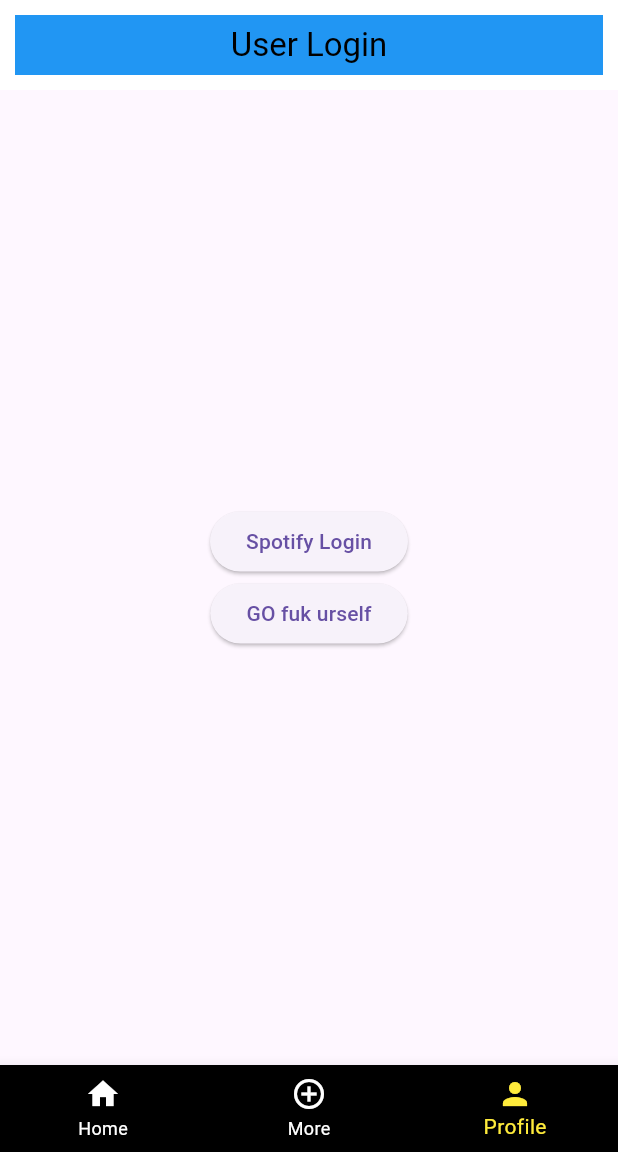
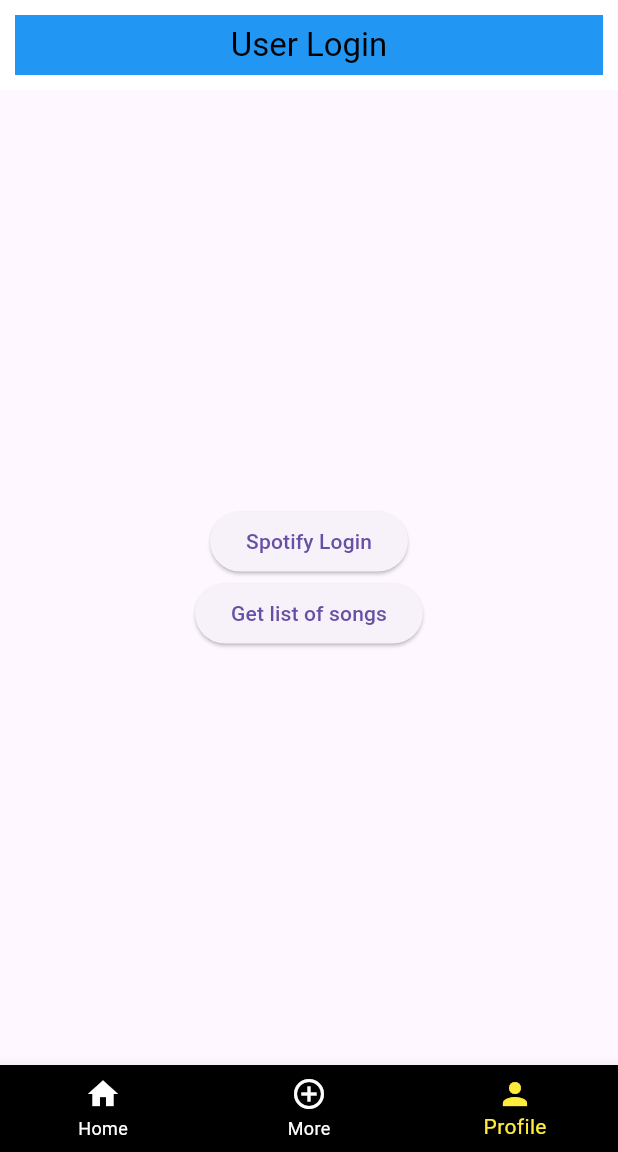
Before and after one commit to mathewsdmitri/befr, a Flutter app: the screen it shows after launch, item 3 of the bottom bar chosen, on a phone screen of 412 x 824 dp, the part 84-1236 px from its top. Run offline on Flutter 3.47's test engine with Material 3 defaults, Android fonts, the phone set to English and light mode, and no system bars.

Commit message:
passing in unique id for update songs function
qs

```diff
--- a/myproj/lib/main.dart
+++ b/myproj/lib/main.dart
@@ -48,7 +48,8 @@ class _MyHomePageState extends State<MyHomePage> {
   List<Widget> _widgetOptions() {
     return <Widget>[
       HomePage(songs: songs), // Pass songs to HomePage
-      const Text('Post Here', style: TextStyle(fontSize: 35, fontWeight: FontWeight.bold)),
+      const Text('Post Here',
+          style: TextStyle(fontSize: 35, fontWeight: FontWeight.bold)),
       UserPage(updateSongs: updateSongs), // Pass the updateSongs function
     ];
   }
--- a/myproj/lib/userPage.dart
+++ b/myproj/lib/userPage.dart
@@ -3,12 +3,14 @@ import 'dart:convert';
 import 'package:url_launcher/url_launcher.dart';
 import 'package:flutter/material.dart';
 import 'package:uuid/uuid.dart';
+import 'homePage.dart';
 
 var uuid = Uuid();
 final uniqueID = uuid.v1();
 
 class UserPage extends StatefulWidget {
-  const UserPage({super.key});
+  final Function(List<Map<String, dynamic>>) updateSongs;
+  const UserPage({super.key, required this.updateSongs});
 
   @override
   _UserPageState createState() => _UserPageState();
@@ -32,14 +34,20 @@ class _UserPageState extends State<UserPage> {
     }
   }
 
-  void listSongs() async {
+  Future<void> listSongs() async {
     final response = await http.get(
         Uri.parse('http://127.0.0.1:8000/getlistofsongs?uniqueID=$uniqueID'));
-    dynamic data;
+    //   dynamic data;
     if (response.statusCode == 200) {
-      data = jsonDecode(response.body);
-      print(data);
-      //  print(data[0]['track_name']); how to access track name
+      final data = jsonDecode(response.body) as List<dynamic>;
+      List<Map<String, dynamic>> songList = data.map((song) {
+        return {
+          'track_name': song['track_name'],
+          'artist_name': song['artist_name'],
+        };
+      }).toList();
+
+      widget.updateSongs(songList); //Update the songs in HomePage
     } else {
       throw Exception('HTTP Failed Here');
     }
@@ -70,7 +78,7 @@ class _UserPageState extends State<UserPage> {
             ElevatedButton(
                 onPressed: launchSpotify, child: const Text("Spotify Login")),
             ElevatedButton(
-                onPressed: listSongs, child: const Text("GO fuk urself"))
+                onPressed: listSongs, child: const Text("Get list of songs"))
           ],
         ),
       ),
```
